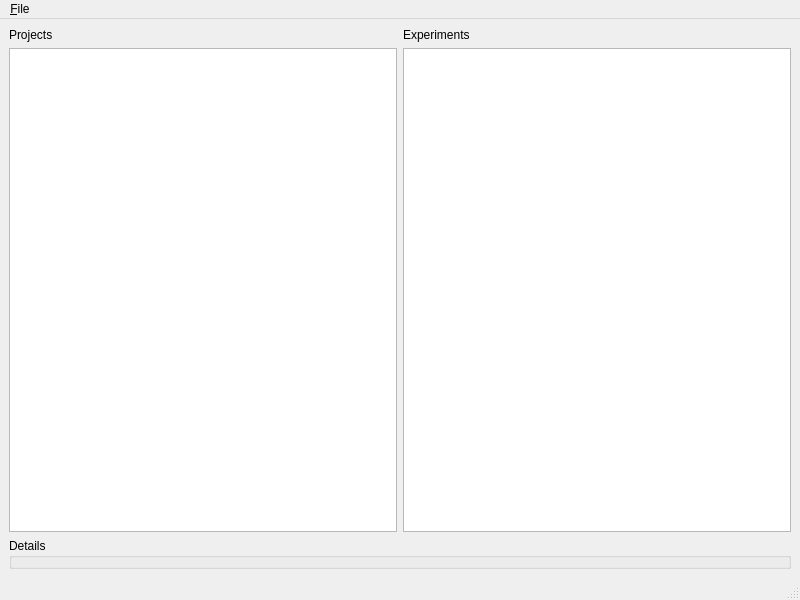
Old version of the form Applications/ctkXNATBrowser/ctkXNATBrowserMainWindow.ui in the repository NifTK/CTK.
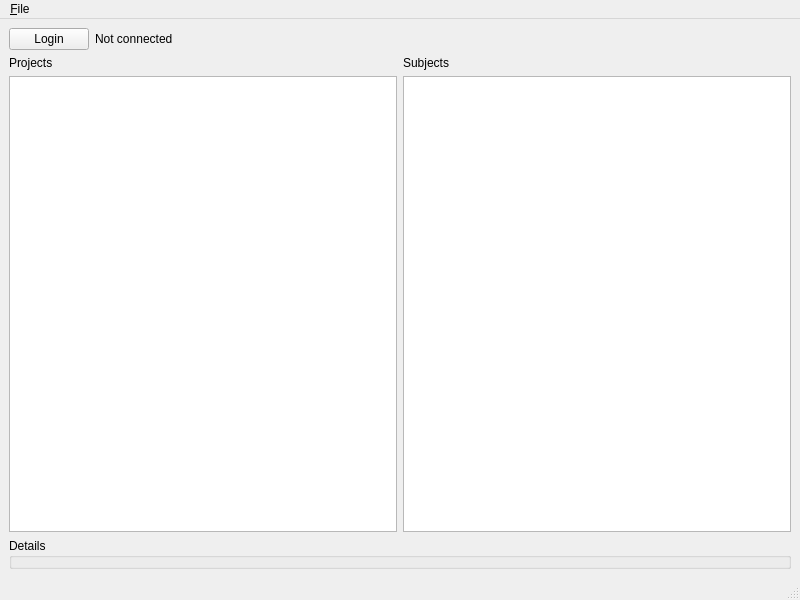
New version of the form.

Commit message: Prototype application for querying XNAT servers.

```diff
--- a/Applications/ctkXNATBrowser/ctkXNATBrowserMainWindow.ui
+++ b/Applications/ctkXNATBrowser/ctkXNATBrowserMainWindow.ui
@@ -15,6 +15,30 @@
   </property>
   <widget class="QWidget" name="centralwidget">
    <layout class="QVBoxLayout" name="verticalLayout_3">
+    <item>
+     <layout class="QHBoxLayout" name="horizontalLayout_2">
+      <item>
+       <widget class="QPushButton" name="loginButton">
+        <property name="text">
+         <string>Login</string>
+        </property>
+       </widget>
+      </item>
+      <item>
+       <widget class="QLabel" name="loginLabel">
+        <property name="sizePolicy">
+         <sizepolicy hsizetype="Expanding" vsizetype="Preferred">
+          <horstretch>0</horstretch>
+          <verstretch>0</verstretch>
+         </sizepolicy>
+        </property>
+        <property name="text">
+         <string>Not connected</string>
+        </property>
+       </widget>
+      </item>
+     </layout>
+    </item>
     <item>
      <layout class="QHBoxLayout" name="horizontalLayout">
       <item>
@@ -27,7 +51,7 @@
          </widget>
         </item>
         <item>
-         <widget class="QListWidget" name="projectsList"/>
+         <widget class="QListView" name="projectsList"/>
         </item>
        </layout>
       </item>
@@ -36,12 +60,12 @@
         <item>
          <widget class="QLabel" name="label_2">
           <property name="text">
-           <string>Experiments</string>
+           <string>Subjects</string>
           </property>
          </widget>
         </item>
         <item>
-         <widget class="QListWidget" name="experimentsList"/>
+         <widget class="QListView" name="subjectsList"/>
         </item>
        </layout>
       </item>
```
The commit also changes 2 other files.
